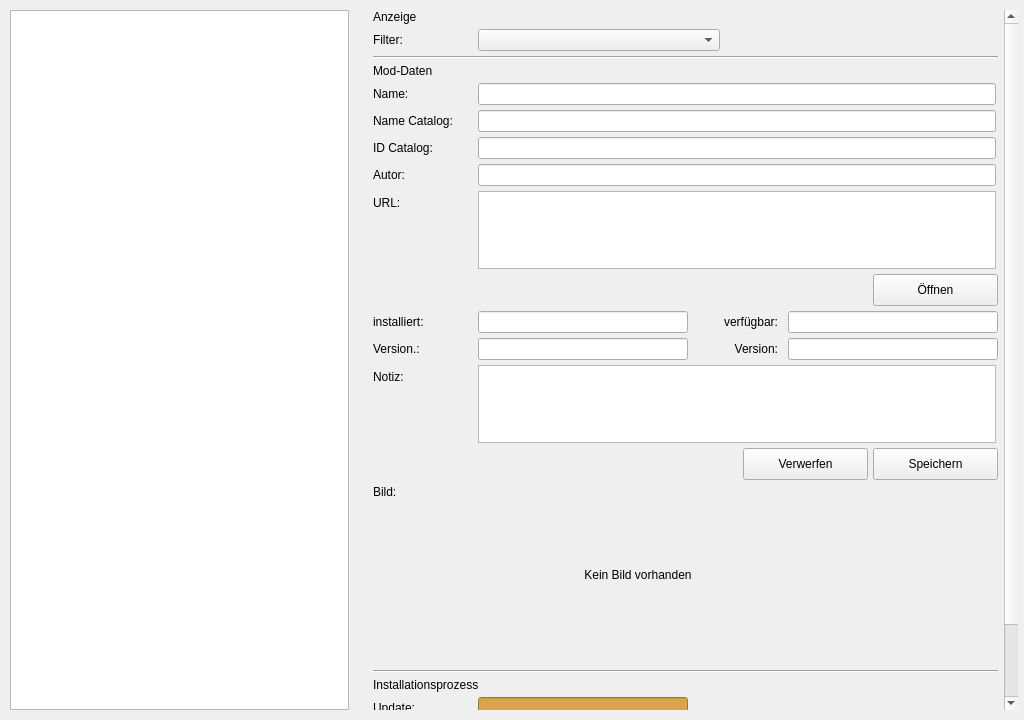
Above: Structure/GUI/Page_Update.ui from Looking4Git/Starfield_LOH before the change. Below: the same form after it.
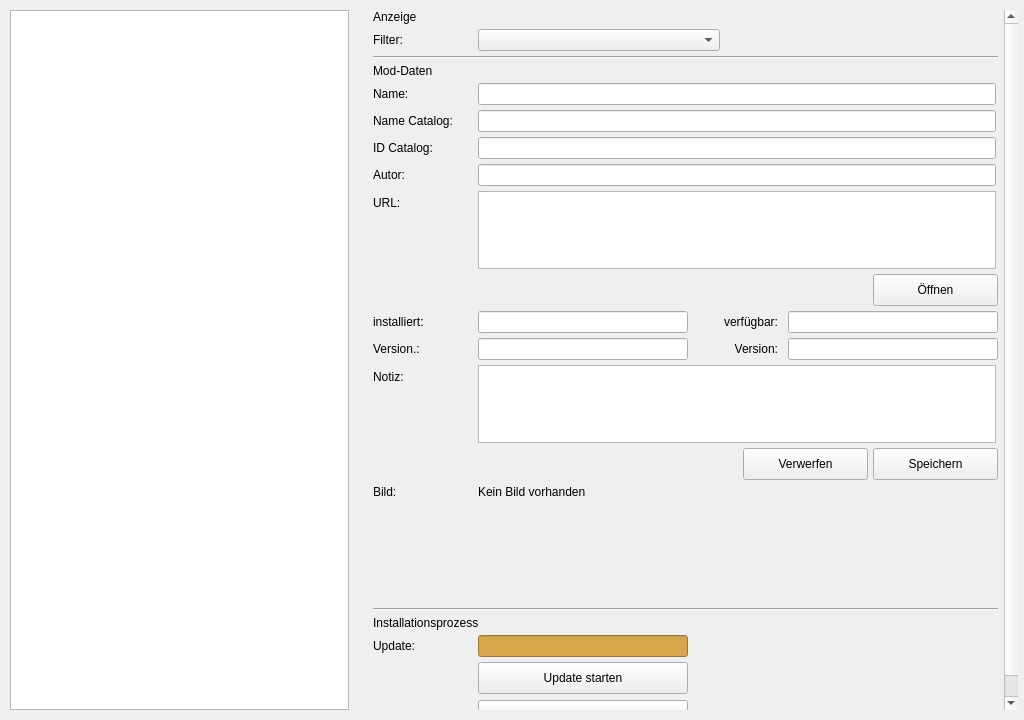
That is the form after the change. Icons and pictures are not drawn.

What changed in the file:
```diff
--- a/Structure/GUI/Page_Update.ui
+++ b/Structure/GUI/Page_Update.ui
@@ -785,8 +785,14 @@
           <widget class="QLabel" name="lbl_preview_image">
            <property name="minimumSize">
             <size>
-             <width>320</width>
-             <height>180</height>
+             <width>210</width>
+             <height>118</height>
+            </size>
+           </property>
+           <property name="maximumSize">
+            <size>
+             <width>210</width>
+             <height>118</height>
             </size>
            </property>
            <property name="text">
@@ -796,7 +802,7 @@
             <bool>false</bool>
            </property>
            <property name="alignment">
-            <set>Qt::AlignmentFlag::AlignCenter</set>
+            <set>Qt::AlignmentFlag::AlignLeading|Qt::AlignmentFlag::AlignLeft|Qt::AlignmentFlag::AlignTop</set>
            </property>
           </widget>
          </item>
```
Left out of the diff: 2 changed lines with no effect on the pictures.
